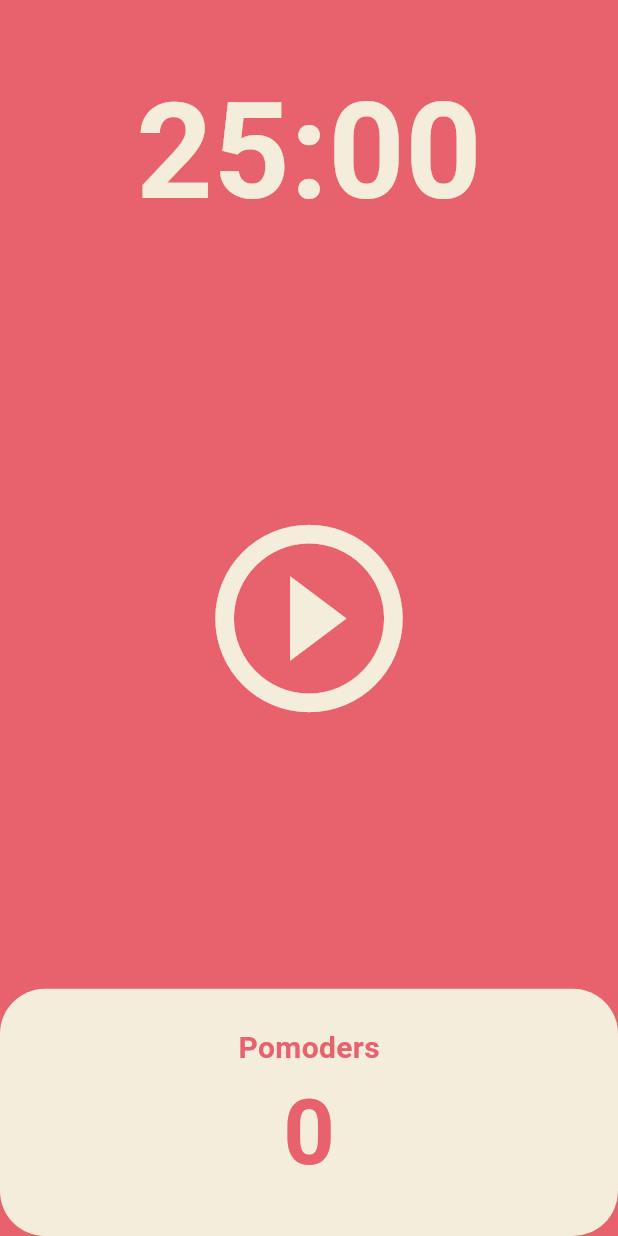
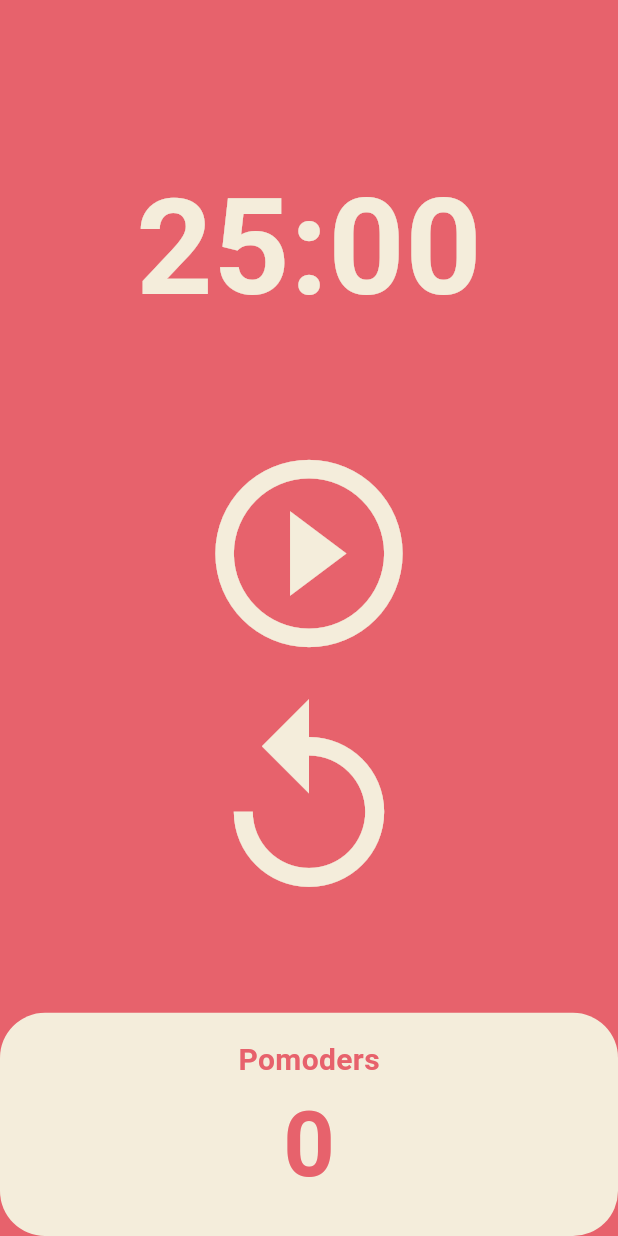
Before and after one commit to kairosdumble/flutterApp2, a Flutter app: the screen it shows after launch, on a phone screen of 412 x 824 dp. Run offline on Flutter 3.47's test engine with Material 3 defaults, Android fonts, the phone set to English and light mode, and no system bars.

Commit message:
add restart button

```diff
--- a/stateful/lib/screens/home_screen.dart
+++ b/stateful/lib/screens/home_screen.dart
@@ -46,8 +46,15 @@ class _HomeScreenState extends State<HomeScreen> {
 
   String format(int seconds) {
     var duration = Duration(seconds: seconds);
+    return duration.toString().split(".").first.substring(2, 7);
+  }
 
-    return duration.toString().split(".").first.substring(2, 7);
+  void restartPress() {
+    timer.cancel();
+    setState(() {
+      isRunning = false;
+      totalSeconds = twentyFiveMinutes;
+    });
   }
 
   @override
@@ -56,6 +63,9 @@ class _HomeScreenState extends State<HomeScreen> {
       backgroundColor: Theme.of(context).colorScheme.background,
       body: Column(
         children: [
+          const SizedBox(
+            height: 80,
+          ),
           Flexible(
             flex: 1,
             child: Container(
@@ -71,8 +81,9 @@ class _HomeScreenState extends State<HomeScreen> {
           ),
           Flexible(
             flex: 3,
-            child: Center(
-              child: IconButton(
+            child:
+                Column(mainAxisAlignment: MainAxisAlignment.center, children: [
+              IconButton(
                 iconSize: 150,
                 color: Theme.of(context).cardColor,
                 onPressed: isRunning ? onPausePressed : onStartPressed,
@@ -80,7 +91,13 @@ class _HomeScreenState extends State<HomeScreen> {
                     ? Icons.pause_circle_outline
                     : Icons.play_circle_outline),
               ),
-            ),
+              IconButton(
+                iconSize: 150,
+                color: Theme.of(context).cardColor,
+                onPressed: restartPress,
+                icon: const Icon(Icons.replay),
+              )
+            ]),
           ),
           Flexible(
             flex: 1,
```
